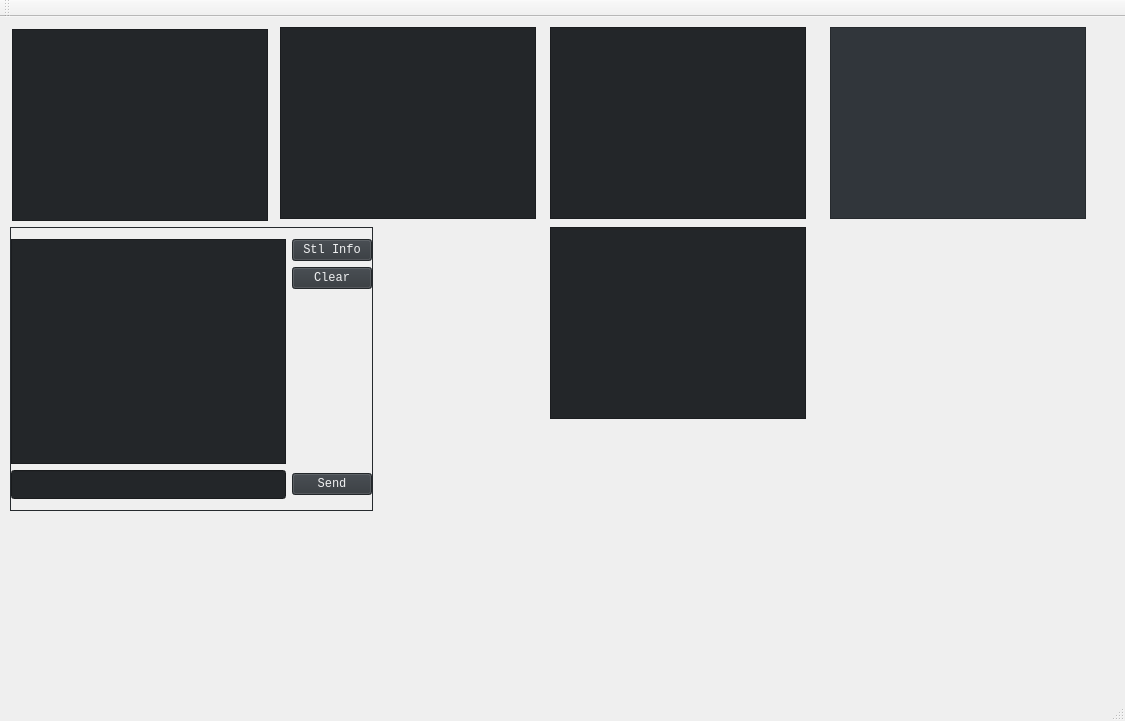
The window that momi/ctpmonitor.ui (jimidovich/momi) describes before a commit, drawn with Qt 5.
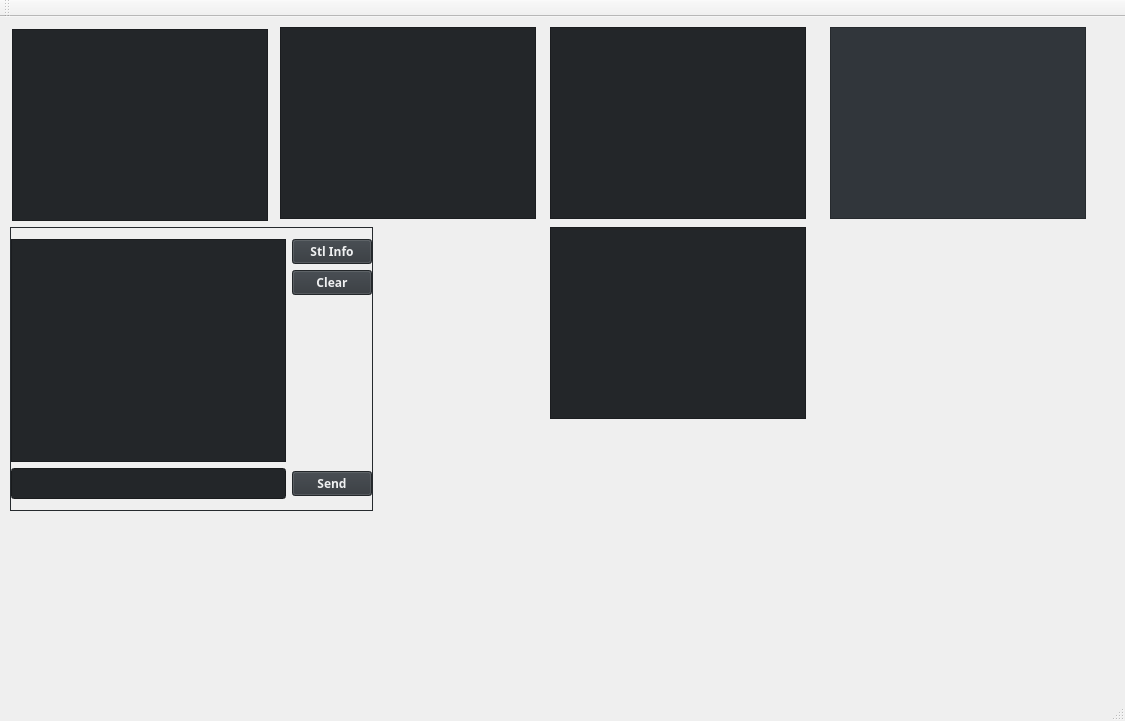
The same window after the commit. Icons and pictures are not drawn.

Commit message: header include simplified. color print to terminal. gui font changed.

What changed in the file:
```diff
--- a/momi/ctpmonitor.ui
+++ b/momi/ctpmonitor.ui
@@ -18,7 +18,9 @@
   </property>
   <property name="font">
    <font>
-    <family>Consolas</family>
+    <family>xos4 Terminess Powerline</family>
+    <weight>75</weight>
+    <bold>true</bold>
    </font>
   </property>
   <property name="windowTitle">
@@ -1447,6 +1449,13 @@
      </disabled>
     </palette>
    </property>
+   <property name="font">
+    <font>
+     <family>xos4 Terminess Powerline</family>
+     <weight>75</weight>
+     <bold>true</bold>
+    </font>
+   </property>
    <widget class="QFrame" name="frame_Command">
     <property name="geometry">
      <rect>
@@ -1477,249 +1486,18 @@
      </property>
      <item row="8" column="1">
       <widget class="QPushButton" name="sendButton">
+       <property name="font">
+        <font>
+         <family>xos4 Terminess Powerline</family>
+         <weight>75</weight>
+         <bold>true</bold>
+        </font>
+       </property>
        <property name="text">
         <string>Send</string>
        </property>
       </widget>
      </item>
-     <item row="6" column="0">
-      <widget class="QPlainTextEdit" name="traderCommandHist">
-       <property name="palette">
-        <palette>
-         <active>
-          <colorrole role="WindowText">
-           <brush brushstyle="SolidPattern">
-            <color alpha="255">
-             <red>239</red>
-             <green>240</green>
-             <blue>241</blue>
-            </color>
-           </brush>
-          </colorrole>
-          <colorrole role="Button">
-           <brush brushstyle="SolidPattern">
-            <color alpha="255">
-             <red>35</red>
-             <green>38</green>
-             <blue>41</blue>
-            </color>
-           </brush>
-          </colorrole>
-          <colorrole role="Text">
-           <brush brushstyle="SolidPattern">
-            <color alpha="255">
-             <red>239</red>
-             <green>240</green>
-             <blue>241</blue>
-            </color>
-           </brush>
-          </colorrole>
-          <colorrole role="ButtonText">
-           <brush brushstyle="SolidPattern">
-            <color alpha="255">
-             <red>239</red>
-             <green>240</green>
-             <blue>241</blue>
-            </color>
-           </brush>
-          </colorrole>
-          <colorrole role="Base">
-           <brush brushstyle="SolidPattern">
-            <color alpha="255">
-             <red>35</red>
-             <green>38</green>
-             <blue>41</blue>
-            </color>
-           </brush>
-          </colorrole>
-          <colorrole role="Window">
-           <brush brushstyle="SolidPattern">
-            <color alpha="255">
-             <red>35</red>
-             <green>38</green>
-             <blue>41</blue>
-            </color>
-           </brush>
-          </colorrole>
-          <colorrole role="Highlight">
-           <brush brushstyle="SolidPattern">
-            <color alpha="255">
-             <red>61</red>
-             <green>174</green>
-             <blue>233</blue>
-            </color>
-           </brush>
-          </colorrole>
-          <colorrole role="HighlightedText">
-           <brush brushstyle="SolidPattern">
-            <color alpha="255">
-             <red>239</red>
-             <green>240</green>
-             <blue>241</blue>
-            </color>
-           </brush>
-          </colorrole>
-         </active>
-         <inactive>
-          <colorrole role="WindowText">
-           <brush brushstyle="SolidPattern">
-            <color alpha="255">
-             <red>239</red>
-             <green>240</green>
-             <blue>241</blue>
-            </color>
-           </brush>
-          </colorrole>
-          <colorrole role="Button">
-           <brush brushstyle="SolidPattern">
-            <color alpha="255">
-             <red>35</red>
-             <green>38</green>
-             <blue>41</blue>
-            </color>
-           </brush>
-          </colorrole>
-          <colorrole role="Text">
-           <brush brushstyle="SolidPattern">
-            <color alpha="255">
-             <red>239</red>
-             <green>240</green>
-             <blue>241</blue>
-            </color>
-           </brush>
-          </colorrole>
-          <colorrole role="ButtonText">
-           <brush brushstyle="SolidPattern">
-            <color alpha="255">
-             <red>239</red>
-             <green>240</green>
-             <blue>241</blue>
-            </color>
-           </brush>
-          </colorrole>
-          <colorrole role="Base">
-           <brush brushstyle="SolidPattern">
-            <color alpha="255">
-             <red>35</red>
-             <green>38</green>
-             <blue>41</blue>
-            </color>
-           </brush>
-          </colorrole>
-          <colorrole role="Window">
-           <brush brushstyle="SolidPattern">
-            <color alpha="255">
-             <red>35</red>
-             <green>38</green>
-             <blue>41</blue>
-            </color>
-           </brush>
-          </colorrole>
-          <colorrole role="Highlight">
-           <brush brushstyle="SolidPattern">
-            <color alpha="255">
-             <red>61</red>
-             <green>174</green>
-             <blue>233</blue>
-            </color>
-           </brush>
-          </colorrole>
-          <colorrole role="HighlightedText">
-           <brush brushstyle="SolidPattern">
-            <color alpha="255">
-             <red>239</red>
-             <green>240</green>
-             <blue>241</blue>
-            </color>
-           </brush>
-          </colorrole>
-         </inactive>
-         <disabled>
-          <colorrole role="WindowText">
-           <brush brushstyle="SolidPattern">
-            <color alpha="255">
-             <red>69</red>
-             <green>69</green>
-             <blue>69</blue>
-            </color>
-           </brush>
-          </colorrole>
-          <colorrole role="Button">
-           <brush brushstyle="SolidPattern">
-            <color alpha="255">
-             <red>49</red>
-             <green>54</green>
-             <blue>59</blue>
-            </color>
-           </brush>
-          </colorrole>
-          <colorrole role="Text">
-           <brush brushstyle="SolidPattern">
-            <color alpha="255">
-             <red>69</red>
-             <green>69</green>
-             <blue>69</blue>
-            </color>
-           </brush>
-          </colorrole>
-          <colorrole role="ButtonText">
-           <brush brushstyle="SolidPattern">
-            <color alpha="255">
-             <red>69</red>
-             <green>69</green>
-             <blue>69</blue>
-            </color>
-           </brush>
-          </colorrole>
-          <colorrole role="Base">
-           <brush brushstyle="SolidPattern">
-            <color alpha="255">
-             <red>49</red>
-             <green>54</green>
-             <blue>59</blue>
-            </color>
-           </brush>
-          </colorrole>
-          <colorrole role="Window">
-           <brush brushstyle="SolidPattern">
-            <color alpha="255">
-             <red>49</red>
-             <green>54</green>
-             <blue>59</blue>
-            </color>
-           </brush>
-          </colorrole>
-          <colorrole role="Highlight">
-           <brush brushstyle="SolidPattern">
-            <color alpha="255">
-             <red>61</red>
-             <green>174</green>
-             <blue>233</blue>
-            </color>
-           </brush>
-          </colorrole>
-          <colorrole role="HighlightedText">
-           <brush brushstyle="SolidPattern">
-            <color alpha="255">
-             <red>239</red>
-             <green>240</green>
-             <blue>241</blue>
-            </color>
-           </brush>
-          </colorrole>
-         </disabled>
-        </palette>
-       </property>
-       <property name="font">
-        <font>
-         <pointsize>10</pointsize>
-        </font>
-       </property>
-       <property name="readOnly">
-        <bool>true</bool>
-       </property>
-      </widget>
-     </item>
      <item row="8" column="0">
       <widget class="QLineEdit" name="traderCommandLine">
        <property name="sizePolicy">
@@ -1956,7 +1734,8 @@
        </property>
        <property name="font">
         <font>
-         <pointsize>13</pointsize>
+         <family>xos4 Terminess Powerline</family>
+         <pointsize>12</pointsize>
         </font>
        </property>
       </widget>
@@ -1965,6 +1744,11 @@
       <layout class="QVBoxLayout" name="cmdBtnLayout">
        <item alignment="Qt::AlignTop">
         <widget class="QPushButton" name="stlinfoButton">
+         <property name="font">
+          <font>
+           <family>xos4 Terminess Powerline</family>
+          </font>
+         </property>
          <property name="text">
           <string>Stl Info</string>
          </property>
@@ -1978,6 +1762,11 @@
            <verstretch>0</verstretch>
           </sizepolicy>
          </property>
+         <property name="font">
+          <font>
+           <family>xos4 Terminess Powerline</family>
+          </font>
+         </property>
          <property name="text">
           <string>Clear</string>
          </property>
@@ -1998,6 +1787,242 @@
        </item>
       </layout>
      </item>
+     <item row="6" column="0">
+      <widget class="QTextEdit" name="traderCommandHist">
+       <property name="palette">
+        <palette>
+         <active>
+          <colorrole role="WindowText">
+           <brush brushstyle="SolidPattern">
+            <color alpha="255">
+             <red>239</red>
+             <green>240</green>
+             <blue>241</blue>
+            </color>
+           </brush>
+          </colorrole>
+          <colorrole role="Button">
+           <brush brushstyle="SolidPattern">
+            <color alpha="255">
+             <red>35</red>
+             <green>38</green>
+             <blue>41</blue>
+            </color>
+           </brush>
+          </colorrole>
+          <colorrole role="Text">
+           <brush brushstyle="SolidPattern">
+            <color alpha="255">
+             <red>239</red>
+             <green>240</green>
+             <blue>241</blue>
+            </color>
+           </brush>
+          </colorrole>
+          <colorrole role="ButtonText">
+           <brush brushstyle="SolidPattern">
+            <color alpha="255">
+             <red>239</red>
+             <green>240</green>
+             <blue>241</blue>
+            </color>
+           </brush>
+          </colorrole>
+          <colorrole role="Base">
+           <brush brushstyle="SolidPattern">
+            <color alpha="255">
+             <red>35</red>
+             <green>38</green>
+             <blue>41</blue>
+            </color>
+           </brush>
+          </colorrole>
+          <colorrole role="Window">
+           <brush brushstyle="SolidPattern">
+            <color alpha="255">
+             <red>35</red>
+             <green>38</green>
+             <blue>41</blue>
+            </color>
+           </brush>
+          </colorrole>
+          <colorrole role="Highlight">
+           <brush brushstyle="SolidPattern">
+            <color alpha="255">
+             <red>61</red>
+             <green>174</green>
+             <blue>233</blue>
+            </color>
+           </brush>
+          </colorrole>
+          <colorrole role="HighlightedText">
+           <brush brushstyle="SolidPattern">
+            <color alpha="255">
+             <red>239</red>
+             <green>240</green>
+             <blue>241</blue>
+            </color>
+           </brush>
+          </colorrole>
+         </active>
+         <inactive>
+          <colorrole role="WindowText">
+           <brush brushstyle="SolidPattern">
+            <color alpha="255">
+             <red>239</red>
+             <green>240</green>
+             <blue>241</blue>
+            </color>
+           </brush>
+          </colorrole>
+          <colorrole role="Button">
+           <brush brushstyle="SolidPattern">
+            <color alpha="255">
+             <red>35</red>
+             <green>38</green>
+             <blue>41</blue>
+            </color>
+           </brush>
+          </colorrole>
+          <colorrole role="Text">
+           <brush brushstyle="SolidPattern">
+            <color alpha="255">
+             <red>239</red>
+             <green>240</green>
+             <blue>241</blue>
+            </color>
+           </brush>
+          </colorrole>
+          <colorrole role="ButtonText">
+           <brush brushstyle="SolidPattern">
+            <color alpha="255">
+             <red>239</red>
+             <green>240</green>
+             <blue>241</blue>
+            </color>
+           </brush>
+          </colorrole>
+          <colorrole role="Base">
+           <brush brushstyle="SolidPattern">
+            <color alpha="255">
+             <red>35</red>
+             <green>38</green>
+             <blue>41</blue>
+            </color>
+           </brush>
+          </colorrole>
+          <colorrole role="Window">
+           <brush brushstyle="SolidPattern">
+            <color alpha="255">
+             <red>35</red>
+             <green>38</green>
+             <blue>41</blue>
+            </color>
+           </brush>
+          </colorrole>
+          <colorrole role="Highlight">
+           <brush brushstyle="SolidPattern">
+            <color alpha="255">
+             <red>61</red>
+             <green>174</green>
+             <blue>233</blue>
+            </color>
+           </brush>
+          </colorrole>
+          <colorrole role="HighlightedText">
+           <brush brushstyle="SolidPattern">
+            <color alpha="255">
+             <red>239</red>
+             <green>240</green>
+             <blue>241</blue>
+            </color>
+           </brush>
+          </colorrole>
+         </inactive>
+         <disabled>
+          <colorrole role="WindowText">
+           <brush brushstyle="SolidPattern">
+            <color alpha="255">
+             <red>69</red>
+             <green>69</green>
+             <blue>69</blue>
+            </color>
+           </brush>
+          </colorrole>
+          <colorrole role="Button">
+           <brush brushstyle="SolidPattern">
+            <color alpha="255">
+             <red>49</red>
+             <green>54</green>
+             <blue>59</blue>
+            </color>
+           </brush>
+          </colorrole>
+          <colorrole role="Text">
+           <brush brushstyle="SolidPattern">
+            <color alpha="255">
+             <red>69</red>
+             <green>69</green>
+             <blue>69</blue>
+            </color>
+           </brush>
+          </colorrole>
+          <colorrole role="ButtonText">
+           <brush brushstyle="SolidPattern">
+            <color alpha="255">
+             <red>69</red>
+             <green>69</green>
+             <blue>69</blue>
+            </color>
+           </brush>
+          </colorrole>
+          <colorrole role="Base">
+           <brush brushstyle="SolidPattern">
+            <color alpha="255">
+             <red>49</red>
+             <green>54</green>
+             <blue>59</blue>
+            </color>
+           </brush>
+          </colorrole>
+          <colorrole role="Window">
+           <brush brushstyle="SolidPattern">
+            <color alpha="255">
+             <red>49</red>
+             <green>54</green>
+             <blue>59</blue>
+            </color>
+           </brush>
+          </colorrole>
+          <colorrole role="Highlight">
+           <brush brushstyle="SolidPattern">
+            <color alpha="255">
+             <red>61</red>
+             <green>174</green>
+             <blue>233</blue>
+            </color>
+           </brush>
+          </colorrole>
+          <colorrole role="HighlightedText">
+           <brush brushstyle="SolidPattern">
+            <color alpha="255">
+             <red>239</red>
+             <green>240</green>
+             <blue>241</blue>
+            </color>
+           </brush>
+          </colorrole>
+         </disabled>
+        </palette>
+       </property>
+       <property name="font">
+        <font>
+         <family>xos4 Terminess Powerline</family>
+         <pointsize>10</pointsize>
+        </font>
+       </property>
+      </widget>
+     </item>
     </layout>
    </widget>
    <widget class="QPlainTextEdit" name="mdOutput">
```
Left out of the diff: 13 changed lines with no effect on the pictures. The commit also changes 22 other files.
